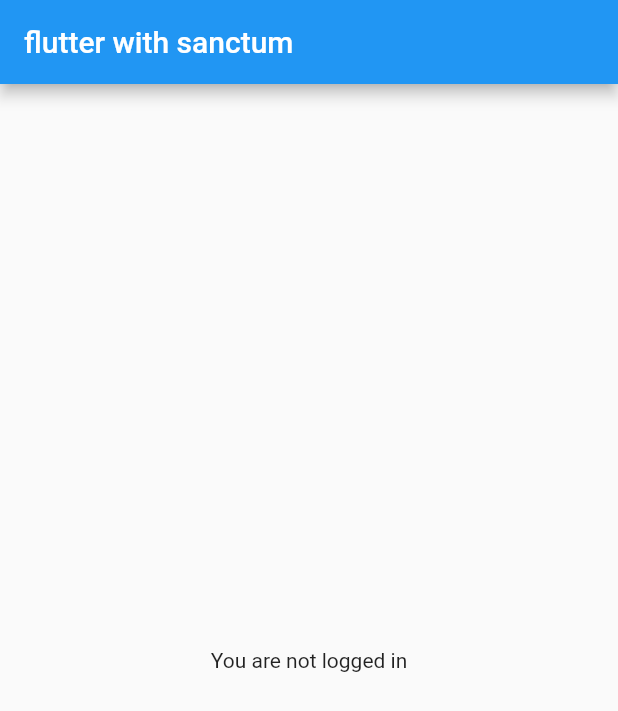
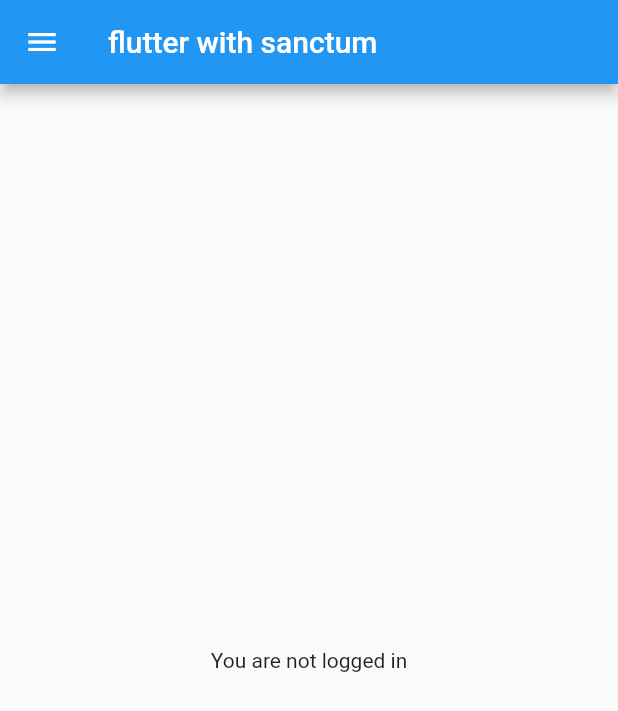
Before and after one commit to mahirAbdAlazimMokhtar/futter-with-laravel-sanctum-auth, a Flutter app: the screen it shows after launch, on a phone screen of 412 x 824 dp. Shown: the top 711 px of the screen. Run offline on Flutter 3.47's test engine with Material 2 defaults, Android fonts, the phone set to English and light mode, and no system bars.

Commit message:
add config to the main page

```diff
--- a/lib/main.dart
+++ b/lib/main.dart
@@ -1,4 +1,5 @@
 import 'package:flutter/material.dart';
+import 'package:flutter_snactum/widget/nav_drawer.dart';
 
 void main() => runApp(MyApp());
 
@@ -28,7 +29,10 @@
   @override
   Widget build(BuildContext context) {
     return Scaffold(
-      appBar: AppBar(title: Text('flutter with sanctum')),
+      appBar: AppBar(
+        title: Text('flutter with sanctum'),
+      ),
+      drawer: NavDrawer(),
       body: Center(
         child: Column(
           mainAxisAlignment: MainAxisAlignment.center,
```
